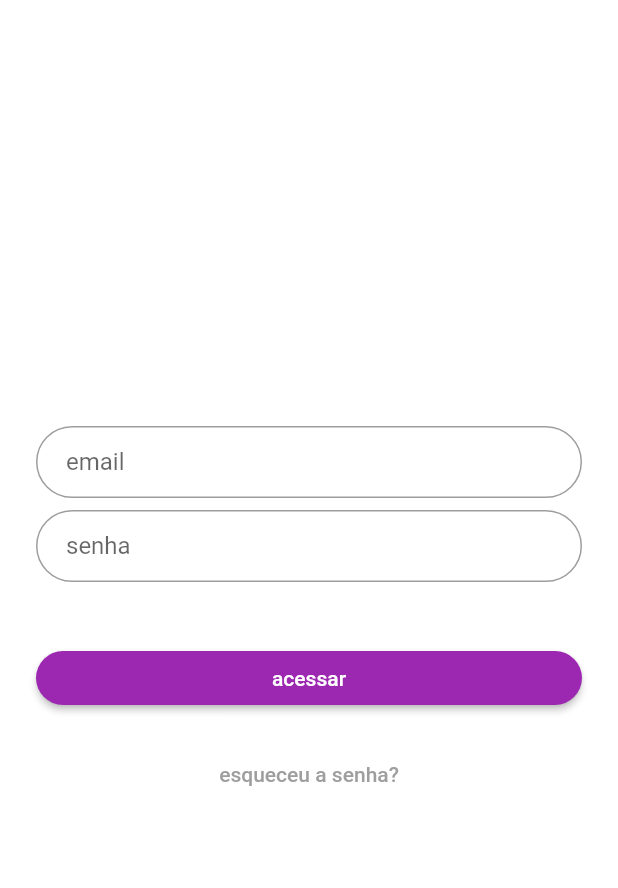
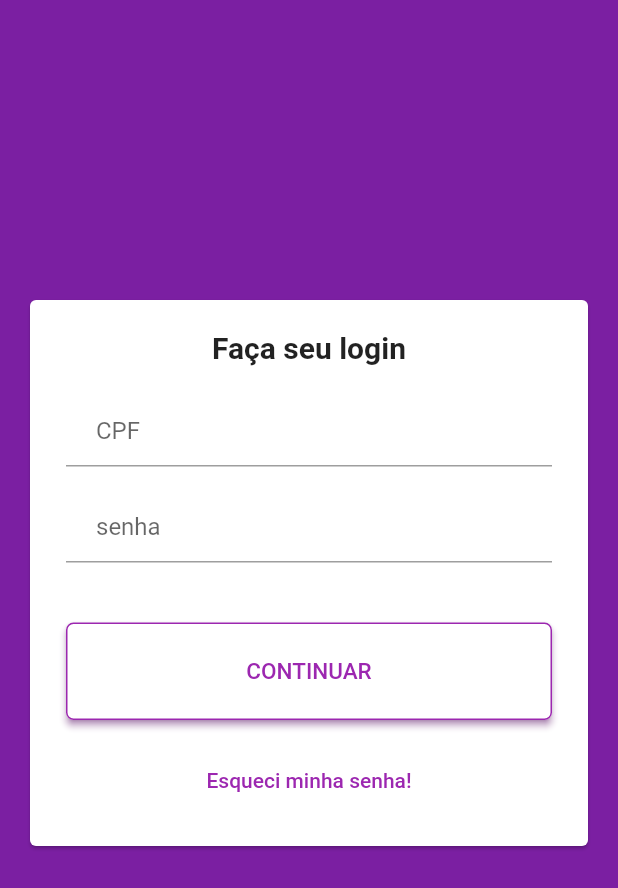
Before and after one commit to JulioNolasco/nubank, a Flutter app: the screen it shows after launch, on a phone screen of 412 x 824 dp. Shown: the top 888 px of the screen. Run offline on Flutter 3.47's test engine with Material 2 defaults, Android fonts, the phone set to English and light mode, and no system bars; our stand-ins replace get, splashscreen; network calls fail.

Commit message:
tela de login simples sem verificação

```diff
--- a/lib/telas/pagina_login.dart
+++ b/lib/telas/pagina_login.dart
@@ -6,24 +6,38 @@ class PaginaLogin extends StatelessWidget {
   @override
   Widget build(BuildContext context) {
     return Scaffold(
-      backgroundColor: Colors.white,
-      body: Center(
+      backgroundColor: Colors.purple[700],
+      body: SingleChildScrollView(
+        child: Column(children: <Widget>[
+          Stack(alignment: Alignment.center, children: [
+            Card(
+              color: Colors.white,
+              margin: EdgeInsets.symmetric(vertical: 200, horizontal: 20),
               child: ListView(
                 shrinkWrap: true,
-          padding: EdgeInsets.symmetric(horizontal: 24.0),
+                padding: EdgeInsets.symmetric(horizontal: 24.0, vertical: 20),
                 children: [
+                  Text(
+                    "Faça seu login",
+                    style: TextStyle(
+                      fontSize: 20,
+                      fontWeight: FontWeight.bold,
+                    ),
+                    textAlign: TextAlign.center,
+                  ),
+                  SizedBox(
+                    height: 20.0,
+                  ),
                   TextFormField(
-              keyboardType: TextInputType.emailAddress,
+                    keyboardType: TextInputType.number,
                     autofocus: false,
                     decoration: InputDecoration(
-                  hintText: "email",
+                      hintText: "CPF",
                       contentPadding: EdgeInsets.symmetric(horizontal: 20.0, vertical: 10.0),
-                  border: OutlineInputBorder(
-                    borderRadius: BorderRadius.circular(32.0),
-                  )),
+                    ),
                   ),
                   SizedBox(
-              height: 8.0,
+                    height: 16.0,
                   ),
                   TextFormField(
                     autofocus: false,
@@ -31,9 +45,7 @@ class PaginaLogin extends StatelessWidget {
                     decoration: InputDecoration(
                       hintText: "senha",
                       contentPadding: EdgeInsets.symmetric(horizontal: 20.0, vertical: 10.0),
-                  border: OutlineInputBorder(
-                    borderRadius: BorderRadius.circular(32.0),
-                  )),
+                    ),
                   ),
                   SizedBox(
                     height: 24.0,
@@ -42,28 +54,34 @@ class PaginaLogin extends StatelessWidget {
                     padding: EdgeInsets.symmetric(vertical: 16.0),
                     child: ElevatedButton(
                       style: ElevatedButton.styleFrom(
-                  primary: Get.theme.primaryColor,
+                        side: BorderSide(color: Colors.purple),
+                        shadowColor: Colors.purple,
+                        minimumSize: Size(20, 65),
+                        primary: Colors.white,
                         shape: RoundedRectangleBorder(
-                    borderRadius: BorderRadius.circular(24.0),
+                          borderRadius: BorderRadius.circular(5.0),
                         ),
                       ),
                       onPressed: () {
                         Get.toNamed(Rotas.HOME);
                       },
                       child: Text(
-                  "acessar",
-                  style: TextStyle(color: Colors.white),
+                        "CONTINUAR",
+                        style: TextStyle(color: Colors.purple, fontSize: 15),
                       ),
                     ),
                   ),
                   TextButton(
                       onPressed: () {},
                       child: Text(
-                  "esqueceu a senha?",
-                  style: TextStyle(color: Colors.grey),
+                        "Esqueci minha senha!",
+                        style: TextStyle(color: Colors.purple),
                       ))
                 ],
               ),
+            )
+          ]),
+        ]),
       ),
     );
   }
```
Lines whose indentation alone changed are shown as unchanged.
